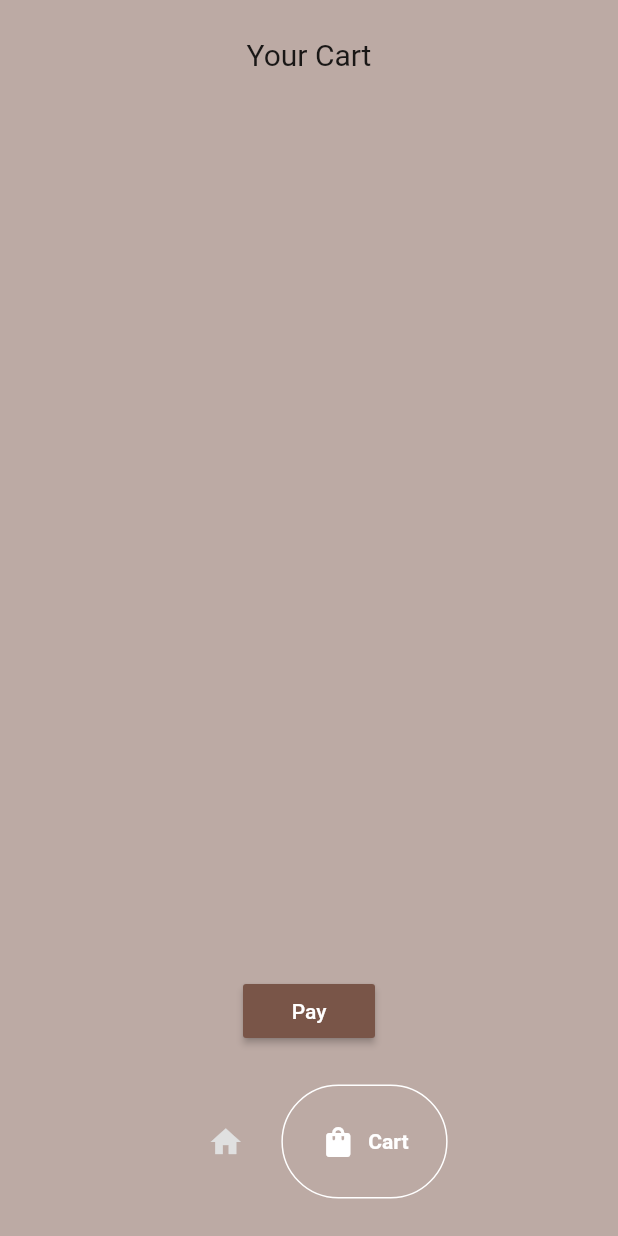
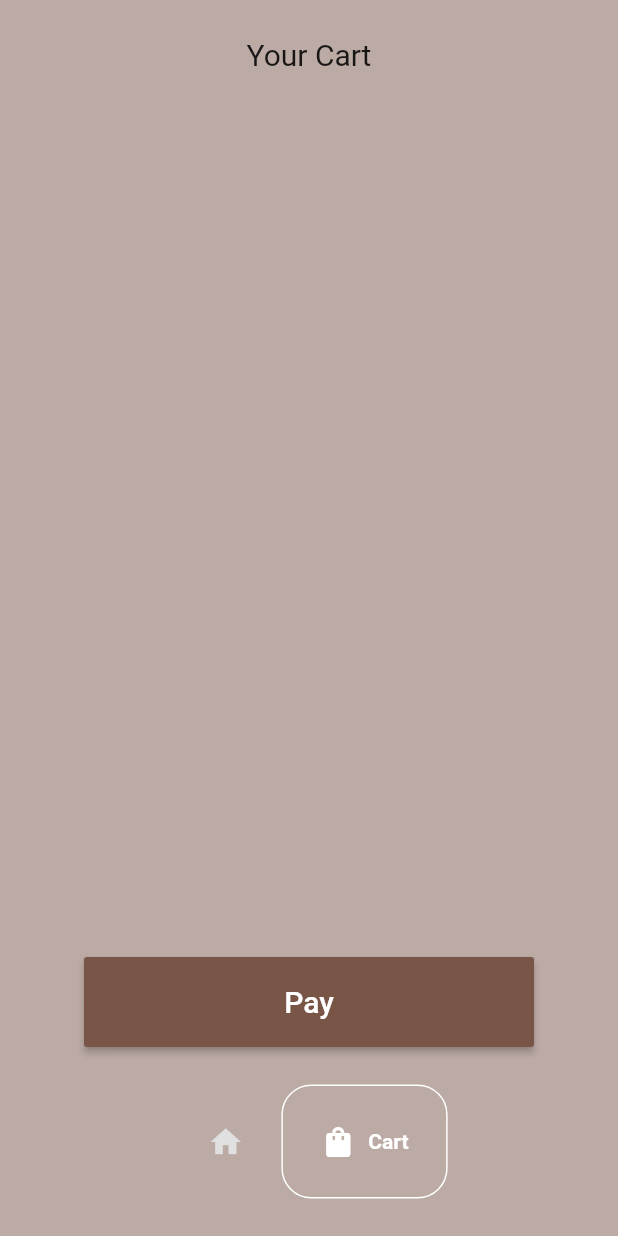
Before and after one commit to Tosin2289/Bubble-Tea-App, a Flutter app: the screen it shows after launch, item 2 of the bottom bar chosen, after a tap on "Pay", on a phone screen of 412 x 824 dp. Run offline on Flutter 3.47's test engine with Material 2 defaults, Android fonts, the phone set to English and light mode, and no system bars; drawn by our look-alikes of google_nav_bar.

Commit message:
fourth commit

```diff
--- a/lib/components/bottom_nav_bar.dart
+++ b/lib/components/bottom_nav_bar.dart
@@ -15,6 +15,7 @@ class BottomNavBar extends StatelessWidget {
         color: Colors.grey[300],
         mainAxisAlignment: MainAxisAlignment.center,
         tabActiveBorder: Border.all(color: Colors.white),
+        tabBorderRadius: 20,
         gap: 8,
         tabs: [
           GButton(
--- /dev/null
+++ b/lib/components/drink_card.dart
@@ -0,0 +1,66 @@
+import 'package:bubble_tea_app/model/drink.dart';
+import 'package:flutter/material.dart';
+
+class DrinkCard extends StatelessWidget {
+  final Drink drink;
+
+  void Function()? onPressed;
+  DrinkCard({
+    Key? key,
+    required this.drink,
+    required this.onPressed,
+  }) : super(key: key);
+
+  @override
+  Widget build(BuildContext context) {
+    return GestureDetector(
+      onTap: onPressed,
+      child: Padding(
+        padding: const EdgeInsets.all(20.0),
+        child: Container(
+          width: 250,
+          height: 250,
+          decoration: BoxDecoration(
+              borderRadius: BorderRadius.circular(20),
+              color: Colors.brown[100]),
+          child: Column(
+            mainAxisAlignment: MainAxisAlignment.center,
+            children: [
+              Image.asset(
+                drink.img,
+                height: 200,
+              ),
+              SizedBox(
+                height: 50,
+              ),
+              Text(
+                drink.name,
+                style: TextStyle(fontSize: 20, fontWeight: FontWeight.bold),
+              ),
+              SizedBox(
+                height: 10,
+              ),
+              Text(
+                drink.price,
+                style: TextStyle(
+                  fontSize: 20,
+                ),
+              ),
+              SizedBox(
+                height: 20,
+              ),
+              MaterialButton(
+                minWidth: 150,
+                height: 50,
+                color: Colors.brown,
+                onPressed: onPressed,
+                child:
+                    Text("Add To Cart", style: TextStyle(color: Colors.white)),
+              ),
+            ],
+          ),
+        ),
+      ),
+    );
+  }
+}
--- a/lib/pages/cart.dart
+++ b/lib/pages/cart.dart
@@ -41,10 +41,12 @@ class _CartState extends State<Cart> {
                                   trailling: Icon(Icons.delete));
                             }))),
                     MaterialButton(
+                      minWidth: 300.0,
+                      height: 60,
                       onPressed: () {},
                       child: Text(
                         "Pay",
-                        style: TextStyle(color: Colors.white),
+                        style: TextStyle(color: Colors.white, fontSize: 20),
                       ),
                       color: Colors.brown,
                     )
--- a/lib/pages/order_page.dart
+++ b/lib/pages/order_page.dart
@@ -113,9 +113,14 @@ class _OrderPageState extends State<OrderPage> {
             ),
           ),
           MaterialButton(
+            minWidth: 300,
+            height: 60,
             color: Colors.brown,
             onPressed: addToCart,
-            child: Text("Add To Cart"),
+            child: Text(
+              "Add To Cart",
+              style: TextStyle(color: Colors.white, fontSize: 18),
+            ),
           )
         ],
       ),
--- a/lib/pages/shop.dart
+++ b/lib/pages/shop.dart
@@ -1,3 +1,4 @@
+import 'package:bubble_tea_app/components/drink_card.dart';
 import 'package:bubble_tea_app/components/drink_tile.dart';
 import 'package:bubble_tea_app/model/drink.dart';
 import 'package:bubble_tea_app/model/shop.dart';
@@ -31,15 +32,18 @@ class _ShopState extends State<Shop> {
           children: [
             Text(
               "Bubble Tea Shop",
-              style: TextStyle(fontSize: 20),
+              style: TextStyle(fontSize: 20, fontWeight: FontWeight.bold),
+            ),
+            SizedBox(
+              height: 50,
             ),
             Expanded(
                 child: ListView.builder(
+                    scrollDirection: Axis.horizontal,
                     itemCount: value.shop.length,
                     itemBuilder: ((context, index) {
                       Drink indvidualDrink = value.shop[index];
-                      return DrinkTile(
-                        trailling: Icon(Icons.forward),
+                      return DrinkCard(
                         drink: indvidualDrink,
                         onPressed: (() => goToOrderPage(indvidualDrink)),
                       );
```
Also changed, not shown: assets/img6.png (added), assets/img7.png (added).
